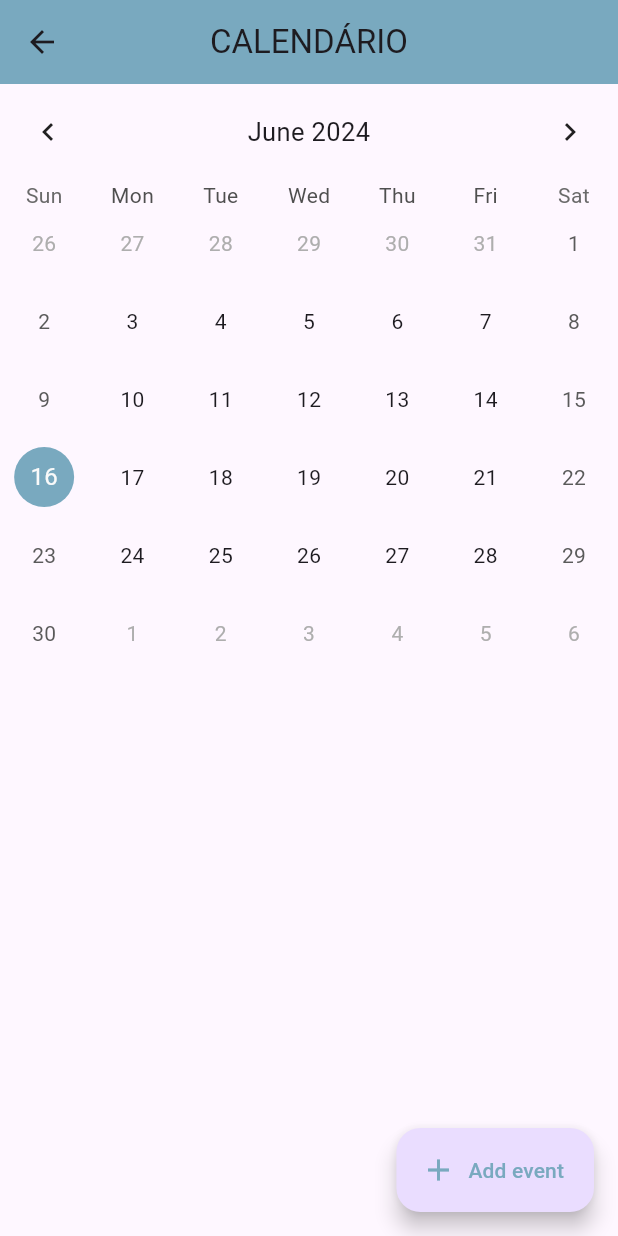
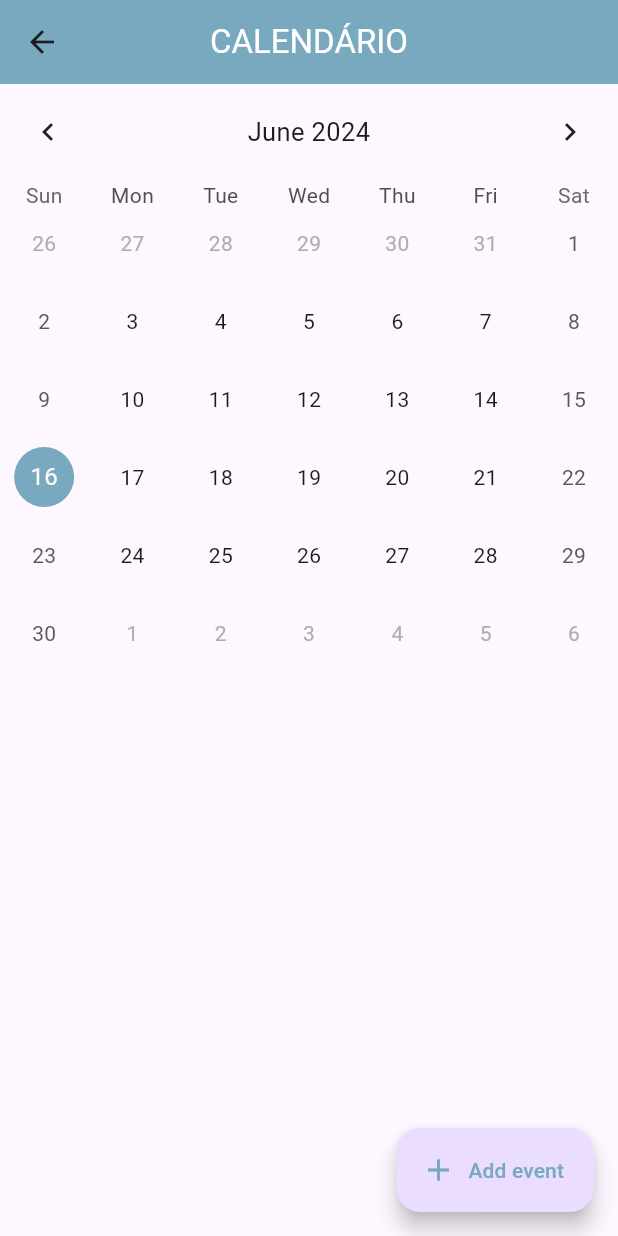
Before and after one commit to joanag04/focustudy, a Flutter app: the CalendarPage screen opened by its route, on a phone screen of 412 x 824 dp. Run offline on Flutter 3.47's test engine with Material 3 defaults, Android fonts, the phone set to English and light mode, and no system bars; drawn by our look-alikes of table_calendar; our stand-ins replace carousel_slider, flutter_slidable, google_sign_in, hive, hive_flutter; accounts and stored records are empty.

Commit message:
alteração da cor do titulo da página do calendário

```diff
--- a/lib/pages/calendar_page.dart
+++ b/lib/pages/calendar_page.dart
@@ -26,7 +26,10 @@ class _CalendarPageState extends State<CalendarPage> {
     return Scaffold(
       appBar: AppBar(
         backgroundColor: Color.fromARGB(255, 121, 169, 191),
-        title: const Text("CALENDÁRIO"),
+        title: const Text(
+          "CALENDÁRIO",
+          style: TextStyle(color: Colors.white),
+        ),
         centerTitle: true,
       ),
       floatingActionButton: FloatingActionButton.extended(
```
